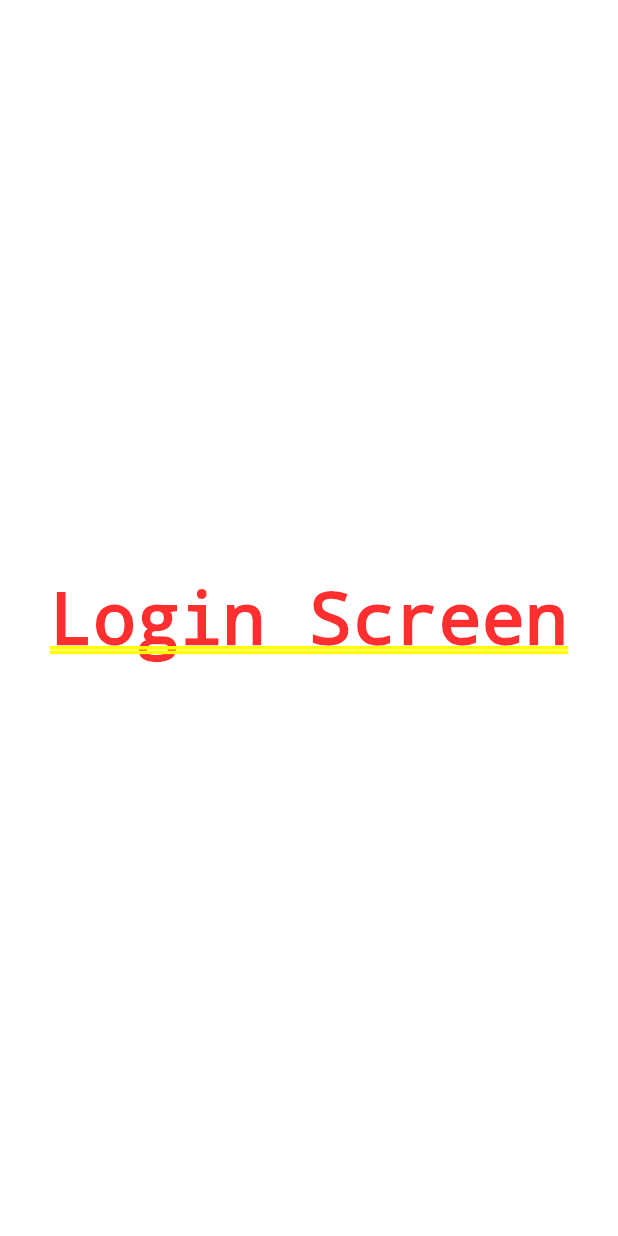
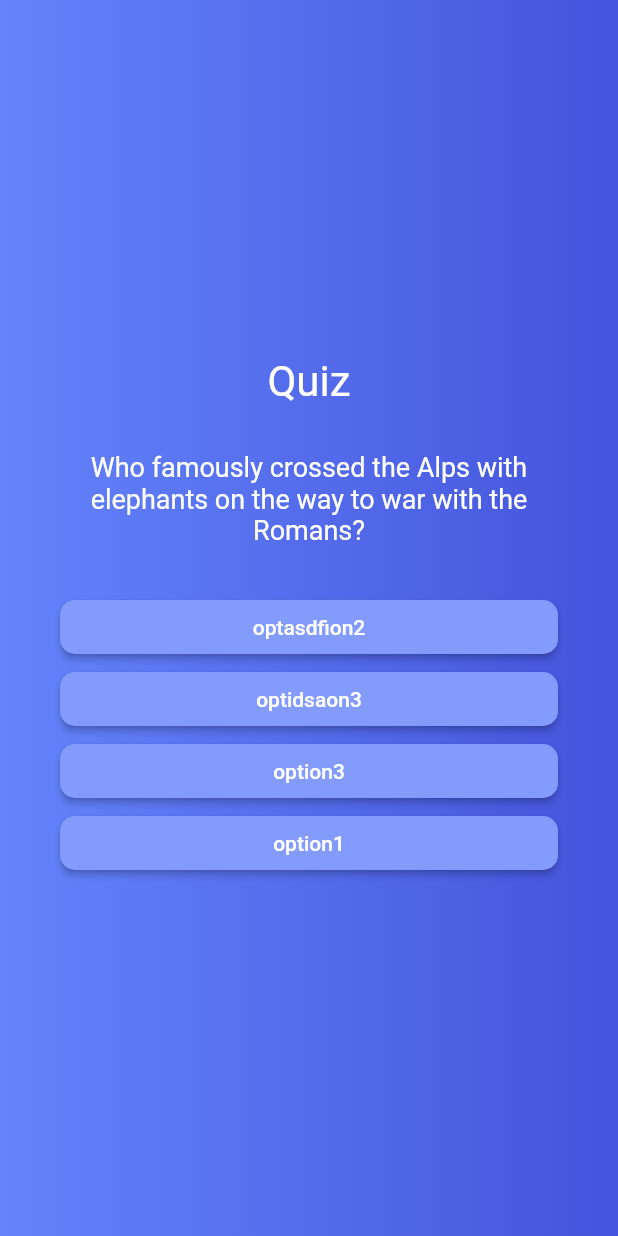
Before and after one commit to yajuvendra0404/quiz_app, a Flutter app: the screen it shows after launch, after a tap on "Start Quiz", on a phone screen of 412 x 824 dp. Run offline on Flutter 3.47's test engine with Material 2 defaults, Android fonts, the phone set to English and light mode, and no system bars.

Commit message:
questions display and game run

```diff
--- /dev/null
+++ b/lib/data/questions.data.dart
@@ -0,0 +1,26 @@
+import 'package:quiz_app/model/questions.model.dart';
+
+var quizData = [
+  Questions(
+      "Who famously crossed the Alps with elephants on the way to war with the Romans?",
+      "option1",
+      ["option1", "optasdfion2", "option3", "optidsaon3"]),
+  Questions(
+      "Question2", "option2", ["option1", "optasdfion2", "option3", "option3"]),
+  Questions(
+      "Question3", "option2", ["option1", "optasdfion2", "option3", "option3"]),
+  Questions(
+      "Question4", "option2", ["option1", "optasdfion2", "option3", "option3"]),
+  Questions(
+      "Question5", "option2", ["option1", "optasdfion2", "option3", "option3"]),
+  Questions(
+      "Question6", "option2", ["option1", "optasdfion2", "option3", "option3"]),
+  Questions("Question7", "option2",
+      ["option1", "optioptasdfion2on2", "option3", "option3"]),
+  Questions(
+      "Question8", "option2", ["option1", "optasdfion2", "option3", "option3"]),
+  Questions(
+      "Question9", "option2", ["option1", "optasdfion2", "option3", "option3"]),
+  Questions("Question10", "option2",
+      ["option1", "optasdfion2", "option3", "option3"]),
+];
--- /dev/null
+++ b/lib/model/questions.model.dart
@@ -0,0 +1,7 @@
+class Questions {
+  String question;
+  String answer;
+  List<String> options;
+
+  Questions(this.question, this.answer, this.options);
+}
--- a/lib/quiz_app.dart
+++ b/lib/quiz_app.dart
@@ -1,4 +1,5 @@
 import 'package:flutter/material.dart';
+
 import 'package:quiz_app/screens/login_screen.dart';
 import 'package:quiz_app/screens/quiz_srceen.dart';
 import 'package:quiz_app/screens/splash_src.dart';
@@ -12,6 +13,7 @@ class QuizApp extends StatefulWidget {
 
 class _QuizAppState extends State<QuizApp> {
   Widget? activeScreen;
+  int counter = 0;
   @override
   void initState() {
     super.initState();
@@ -20,7 +22,7 @@ class _QuizAppState extends State<QuizApp> {
 
   switchToQuizScr() {
     setState(() {
-      activeScreen = const QuizScreen();
+      activeScreen = QuizScreen();
     });
   }
 
@@ -30,6 +32,12 @@ class _QuizAppState extends State<QuizApp> {
     });
   }
 
+  // optionSelected() {
+  //   setState(() {
+  //     activeScreen = QuizScreen();
+  //   });
+  // }
+
   @override
   Widget build(BuildContext context) {
     return MaterialApp(
@@ -37,7 +45,24 @@ class _QuizAppState extends State<QuizApp> {
       theme: ThemeData(
         primarySwatch: Colors.blue,
       ),
-      home: activeScreen,
+      home: Scaffold(
+        /*Splash Page Theme Background Color Gradient.*/
+        body: Center(
+          child: Container(
+            decoration: const BoxDecoration(
+              gradient: LinearGradient(
+                colors: [
+                  Color.fromARGB(255, 68, 84, 220),
+                  Color.fromARGB(255, 100, 132, 251)
+                ],
+                begin: Alignment.bottomRight,
+                end: Alignment.bottomLeft,
+              ),
+            ),
+            child: activeScreen,
+          ),
+        ),
+      ),
     );
   }
 }
--- a/lib/screens/quiz_srceen.dart
+++ b/lib/screens/quiz_srceen.dart
@@ -1,17 +1,90 @@
 import 'package:flutter/material.dart';
+import 'package:quiz_app/data/questions.data.dart';
+import 'dart:math';
+
+import 'package:quiz_app/model/questions.model.dart';
 
 class QuizScreen extends StatefulWidget {
-  const QuizScreen({super.key});
+  QuizScreen({super.key});
 
   @override
   State<QuizScreen> createState() => _QuizScreenState();
 }
 
 class _QuizScreenState extends State<QuizScreen> {
+  int counter = 0;
   @override
   Widget build(BuildContext context) {
-    return const Center(
-      child: Text("Login Screen"),
+    var options = quizData[counter].options;
+    var question = quizData[counter].question;
+
+    options.shuffle();
+    return SizedBox(
+      width: double.infinity,
+      child: Container(
+        margin: const EdgeInsets.all(40),
+        child: Column(
+          mainAxisAlignment: MainAxisAlignment.center,
+          crossAxisAlignment: CrossAxisAlignment.stretch,
+          children: [
+            const Center(
+              child: Text(
+                "Quiz",
+                style: TextStyle(
+                  color: Colors.white,
+                  fontSize: 28,
+                ),
+              ),
+            ),
+            const SizedBox(
+              height: 30,
+            ),
+            Text(
+              question,
+              style: const TextStyle(
+                fontSize: 18.0,
+                color: Colors.white,
+              ),
+              textAlign: TextAlign.center,
+            ),
+            const SizedBox(
+              height: 30,
+            ),
+            ...options.map((e) => getOptions(e, onTap: () {
+                  setState(() {
+                    counter++;
+                  });
+                })),
+          ],
+        ),
+      ),
     );
   }
+
+  Widget getOptions(String option, {required void Function() onTap}) {
+    return ElevatedButton(
+      onPressed: onTap,
+      style: ElevatedButton.styleFrom(
+        padding: const EdgeInsets.symmetric(
+          vertical: 10,
+          horizontal: 40,
+        ),
+        backgroundColor: const Color.fromARGB(255, 131, 156, 252),
+        foregroundColor: Colors.white,
+        shape: RoundedRectangleBorder(
+          borderRadius: BorderRadius.circular(10),
+        ),
+      ),
+      child: Text(option),
+    );
+    // ElevatedButton(
+    //   style: ButtonStyle(
+    //     backgroundColor: MaterialStateProperty.all(
+    //       const Color.fromARGB(255, 136, 160, 253),
+    //     ),
+    //   ),
+    //   onPressed: onTap,
+    //   child: Text(option ?? 'NO Option'),
+    // );
+  }
 }
--- a/lib/screens/splash_src.dart
+++ b/lib/screens/splash_src.dart
@@ -10,22 +10,9 @@ class SplashScreen extends StatelessWidget {
 
   @override
   Widget build(BuildContext context) {
-    return Scaffold(
-      /*Splash Page Theme Background Color Gradient.*/
-      body: Center(
-        child: Container(
-          decoration: const BoxDecoration(
-            gradient: LinearGradient(
-              colors: [
-                Color.fromARGB(255, 68, 84, 220),
-                Color.fromARGB(255, 100, 132, 251)
-              ],
-              begin: Alignment.bottomRight,
-              end: Alignment.bottomLeft,
-            ),
-          ),
+    return
         /*Splash Page Image.*/
-          child: Column(
+        Column(
       mainAxisSize: MainAxisSize.max,
       mainAxisAlignment: MainAxisAlignment.center,
       crossAxisAlignment: CrossAxisAlignment.center,
@@ -81,9 +68,6 @@ class SplashScreen extends StatelessWidget {
           ],
         ),
       ],
-          ),
-        ),
-      ),
     );
   }
 }
```
Lines whose indentation alone changed are shown as unchanged.
